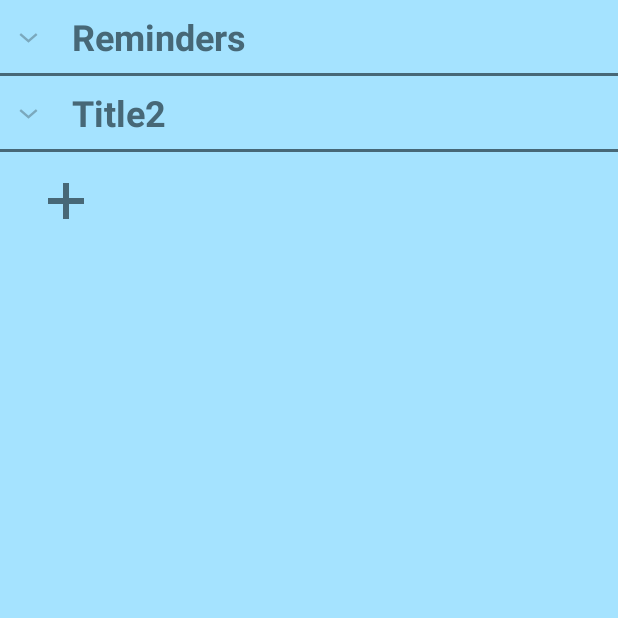
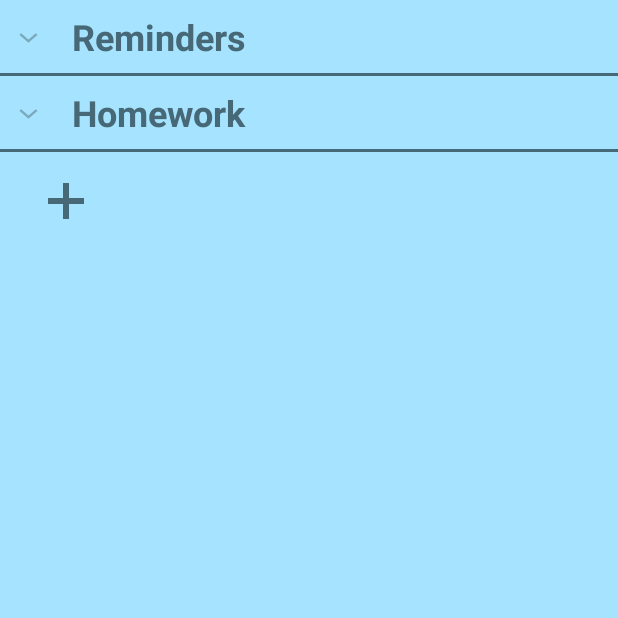
Before and after one commit to Jonas-I/Reminder-Application, an Android app: the screen it shows after launch (MainActivity), on a phone screen of 412 x 824 dp, the top half of it. Run offline under Robolectric (Android 15) with nearby library versions, the light colour scheme and no system bars.

Commit message:
Modified MainActivity and ExpandableListAdapter: Removed hashmap, used Reminders and ReminderLists instead of hardcoded Strings

```diff
--- a/GroupProject/GLM/app/src/main/java/edu/qc/seclass/glm/ExpandableListAdapter.java
+++ b/GroupProject/GLM/app/src/main/java/edu/qc/seclass/glm/ExpandableListAdapter.java
@@ -8,18 +8,16 @@ import android.view.ViewGroup;
 import android.widget.BaseExpandableListAdapter;
 import android.widget.TextView;
 
-import java.util.HashMap;
 import java.util.List;
 
 public class ExpandableListAdapter extends BaseExpandableListAdapter {
+
     private Context context;
-    private List<String> listDataHeader;
-    private HashMap<String, List<String>> listHashMap;
+    private List<ReminderList> listDataHeader;
 
-    public ExpandableListAdapter(Context context, List<String> listDataHeader, HashMap<String, List<String>> listHashMap) {
+    public ExpandableListAdapter(Context context, List<ReminderList> listDataHeader) {
         this.context = context;
         this.listDataHeader = listDataHeader;
-        this.listHashMap = listHashMap;
     }
 
     @Override
@@ -29,17 +27,17 @@ public class ExpandableListAdapter extends BaseExpandableListAdapter {
 
     @Override
     public int getChildrenCount(int groupPosition) {
-        return listHashMap.get(listDataHeader.get(groupPosition)).size();
+        return listDataHeader.get(groupPosition).size();
     }
 
     @Override
     public Object getGroup(int groupPosition) {
-        return listDataHeader.get(groupPosition);
+        return listDataHeader.get(groupPosition).getCategoryGroup().getType();
     }
 
     @Override
     public Object getChild(int groupPosition, int childPosition) {
-        return listHashMap.get(listDataHeader.get(groupPosition)).get(childPosition);
+        return listDataHeader.get(groupPosition).get(childPosition).getDescription();
     }
 
     @Override
--- a/GroupProject/GLM/app/src/main/java/edu/qc/seclass/glm/MainActivity.java
+++ b/GroupProject/GLM/app/src/main/java/edu/qc/seclass/glm/MainActivity.java
@@ -1,25 +1,17 @@
 package edu.qc.seclass.glm;
 
-import android.app.Dialog;
-import android.content.Context;
+import android.os.Bundle;
 import android.support.v7.app.AppCompatActivity;
-import android.os.Bundle;
-import android.view.View;
-import android.view.Window;
-import android.widget.Button;
 import android.widget.ExpandableListView;
 
 import java.util.ArrayList;
-import java.util.HashMap;
 import java.util.List;
 
 public class MainActivity extends AppCompatActivity {
 
     private ExpandableListView listView;
     private ExpandableListAdapter listAdapter;
-    private List<String> listDataHeader;
-    private HashMap<String, List<String>> listHash;
-
+    private List<ReminderList> listDataHeader;
 
     @Override
     protected void onCreate(Bundle savedInstanceState) {
@@ -28,7 +20,7 @@ public class MainActivity extends AppCompatActivity {
 
         listView = (ExpandableListView) findViewById(R.id.ExpandLV);
         displayLists();
-        listAdapter = new ExpandableListAdapter(this, listDataHeader, listHash);
+        listAdapter = new ExpandableListAdapter(this, listDataHeader);
         listView.setAdapter(listAdapter);
 
 //        findViewById(R.id.createButton).setOnClickListener(new View.OnClickListener() {
@@ -42,22 +34,17 @@ public class MainActivity extends AppCompatActivity {
 
     // Displays the list to the main activity screen
     private void displayLists() {
-        // The
         listDataHeader = new ArrayList<>();
-        listHash = new HashMap<>();
 
+        ReminderType defaultType = new ReminderType("Reminders");
+        ReminderList defaultList = new ReminderList("Reminders",defaultType);
+        defaultList.addReminder(new Reminder("Buy Groceries",defaultType));
+        listDataHeader.add(defaultList);
 
-        listDataHeader.add("Reminders");
-        List<String> defaultList = new ArrayList<>();
-        defaultList.add("Test");
-        defaultList.add("Test2");
-        listHash.put(listDataHeader.get(0), defaultList);
-
-        listDataHeader.add("Title2");
-        List<String> defaultList2 = new ArrayList<>();
-        defaultList2.add("HelloWorld");
-        listHash.put(listDataHeader.get(1),defaultList2);
-
+        ReminderType hw = new ReminderType("Homework");
+        ReminderList homework = new ReminderList("Reminders",hw);
+        homework.addReminder(new Reminder("Finish 370 Project",hw));
+        listDataHeader.add(homework);
     }
 
     // displayMenu displays the XML, create_menu, and does not require the need for a new activity
--- a/GroupProject/GLM/app/src/main/java/edu/qc/seclass/glm/Manager.java
+++ b/GroupProject/GLM/app/src/main/java/edu/qc/seclass/glm/Manager.java
@@ -1,4 +1,6 @@
 package edu.qc.seclass.glm;
 
 public class Manager {
+
+
 }
--- a/GroupProject/GLM/app/src/main/java/edu/qc/seclass/glm/ReminderList.java
+++ b/GroupProject/GLM/app/src/main/java/edu/qc/seclass/glm/ReminderList.java
@@ -29,4 +29,16 @@ public class ReminderList implements Iterable<Reminder>{
         return reminderList.iterator();
     }
 
+    public int size () {
+        return reminderList.size();
+    }
+
+    public Reminder get (int i) {
+        return reminderList.get(i);
+    }
+
+    public ReminderType getCategoryGroup() {
+        return categoryGroup;
+    }
+
 }
```
